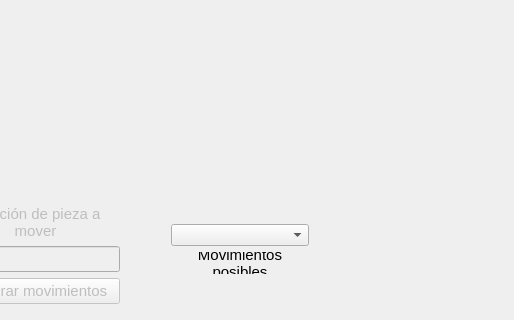
Above: GUI/Ajedrez_GUI_qt.ui from EnriqueMC557/POO_Ajedrez before the change; both pictures show x 109 to 623 and y 286 to 606 of the 623 by 606 pixel window. Below: the same form after it.
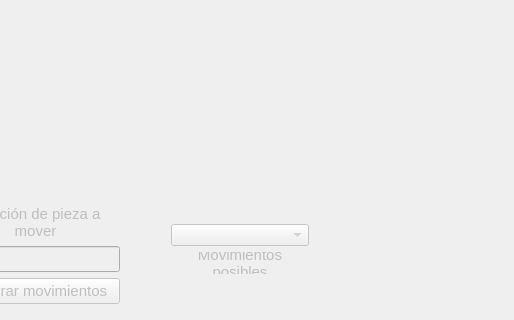
That is the form after the change. Custom widgets are drawn as their Qt base class.

Diff of the .ui file:
```diff
--- a/GUI/Ajedrez_GUI_qt.ui
+++ b/GUI/Ajedrez_GUI_qt.ui
@@ -58,7 +58,7 @@
     <bool>true</bool>
    </property>
   </widget>
-  <widget class="QWidget" name="">
+  <widget class="QWidget" name="layoutWidget">
    <property name="geometry">
     <rect>
      <x>280</x>
@@ -70,6 +70,9 @@
    <layout class="QVBoxLayout" name="verticalLayout_2">
     <item>
      <widget class="QComboBox" name="Movimientos_List">
+      <property name="enabled">
+       <bool>false</bool>
+      </property>
       <property name="font">
        <font>
         <pointsize>11</pointsize>
@@ -83,7 +86,7 @@
     <item>
      <widget class="QLabel" name="label_3">
       <property name="enabled">
-       <bool>true</bool>
+       <bool>false</bool>
       </property>
       <property name="font">
        <font>
@@ -103,7 +106,7 @@
     </item>
    </layout>
   </widget>
-  <widget class="QWidget" name="">
+  <widget class="QWidget" name="layoutWidget">
    <property name="geometry">
     <rect>
      <x>60</x>
@@ -169,7 +172,7 @@
     </item>
    </layout>
   </widget>
-  <widget class="QWidget" name="">
+  <widget class="QWidget" name="layoutWidget">
    <property name="geometry">
     <rect>
      <x>461</x>
```
